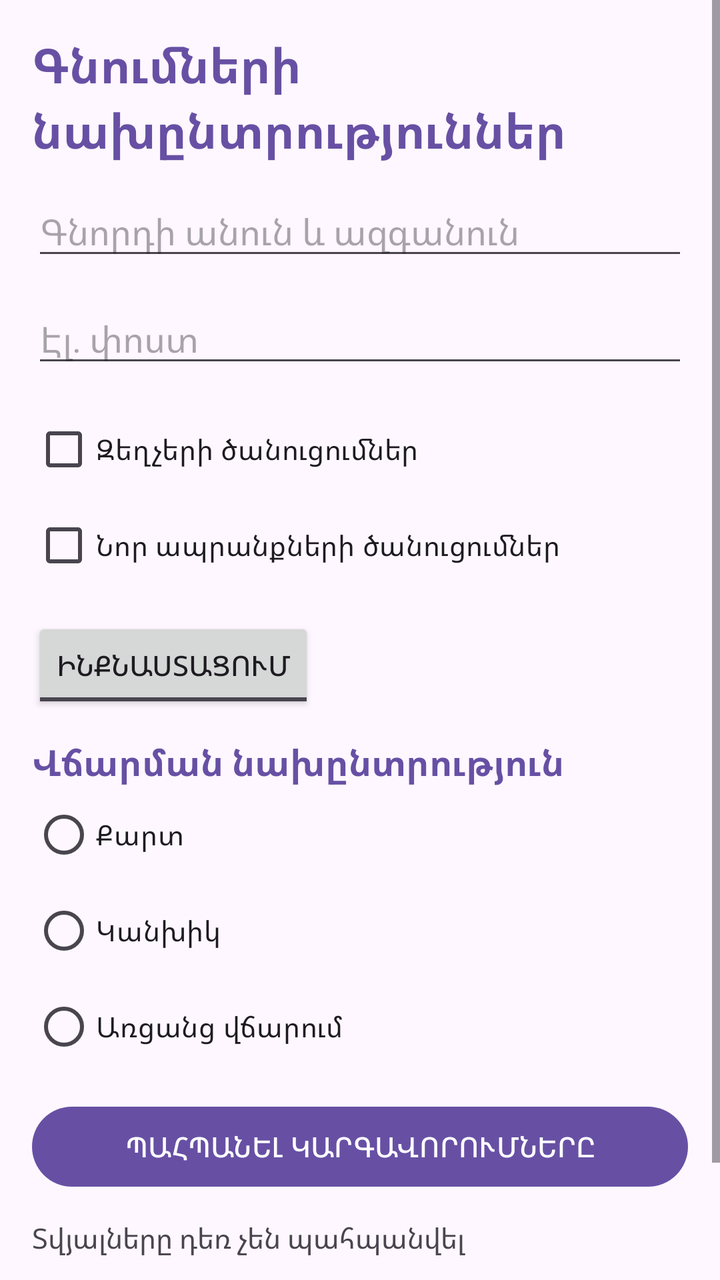
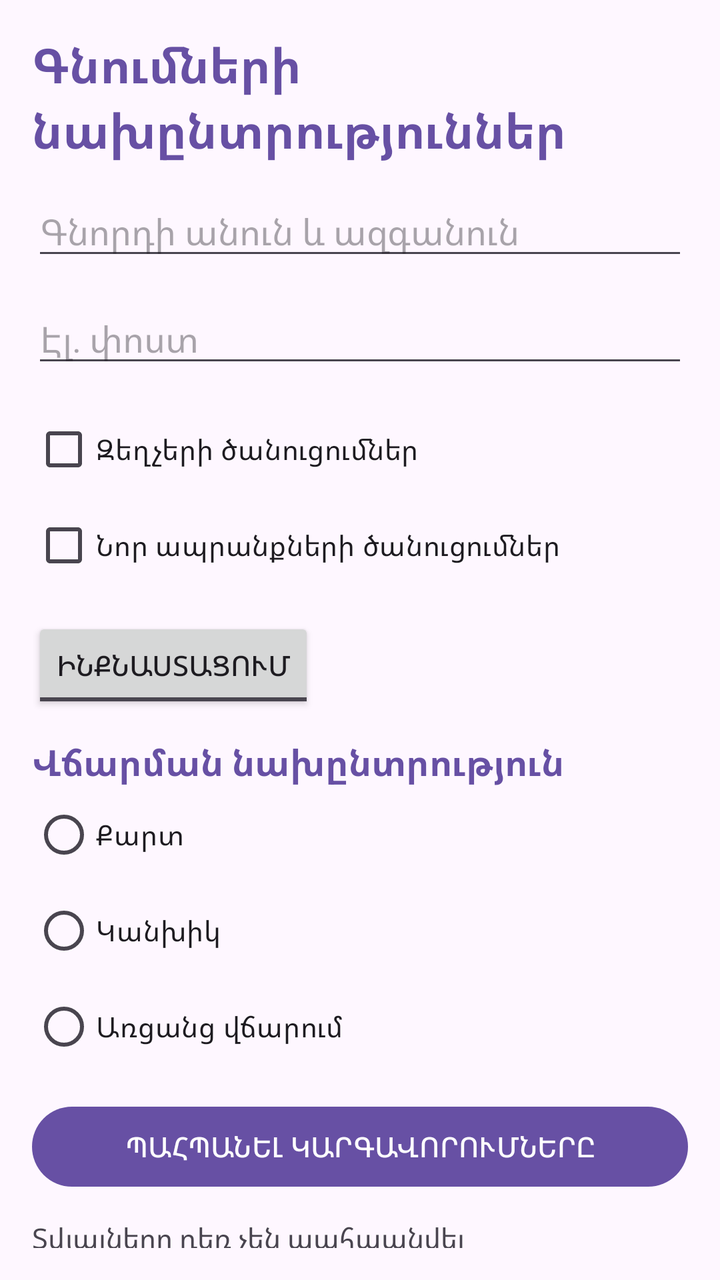

Compare the two renders of this Android layout. The source of the first and the diff that turns it into the second are given below.
<!-- AndroidManifest.xml: application theme Theme.ShoppingPreferences -->
<!-- res/layout/activity_main.xml -->
<?xml version="1.0" encoding="utf-8"?>
<ScrollView xmlns:android="http://schemas.android.com/apk/res/android"
    android:layout_width="match_parent"
    android:layout_height="match_parent"
    android:fitsSystemWindows="true">

    <LinearLayout
        android:layout_width="match_parent"
        android:layout_height="wrap_content"
        android:orientation="vertical"
        android:padding="@dimen/screen_padding">

        <TextView
            android:id="@+id/titleText"
            android:layout_width="match_parent"
            android:layout_height="wrap_content"
            android:text="@string/shopping_title"
            android:textColor="@color/primary"
            android:textSize="@dimen/title_text_size"
            android:textStyle="bold" />

        <EditText
            android:id="@+id/nameInput"
            android:layout_width="match_parent"
            android:layout_height="wrap_content"
            android:layout_marginTop="@dimen/item_spacing"
            android:hint="@string/buyer_name_hint"
            android:inputType="textPersonName" />

        <EditText
            android:id="@+id/emailInput"
            android:layout_width="match_parent"
            android:layout_height="wrap_content"
            android:layout_marginTop="@dimen/item_spacing"
            android:hint="@string/email_hint"
            android:inputType="textEmailAddress" />

        <CheckBox
            android:id="@+id/discountCheck"
            android:layout_width="wrap_content"
            android:layout_height="wrap_content"
            android:layout_marginTop="@dimen/item_spacing"
            android:text="@string/discount_notifications" />

        <CheckBox
            android:id="@+id/newProductCheck"
            android:layout_width="wrap_content"
            android:layout_height="wrap_content"
            android:text="@string/new_product_notifications" />

        <ToggleButton
            android:id="@+id/deliveryToggle"
            android:layout_width="wrap_content"
            android:layout_height="wrap_content"
            android:layout_marginTop="@dimen/item_spacing"
            android:textOn="@string/delivery"
            android:textOff="@string/self_pickup" />

        <TextView
            android:id="@+id/paymentTitle"
            android:layout_width="match_parent"
            android:layout_height="wrap_content"
            android:layout_marginTop="@dimen/item_spacing"
            android:text="@string/payment_title"
            android:textColor="@color/primary"
            android:textSize="@dimen/section_title_text_size"
            android:textStyle="bold" />

        <RadioGroup
            android:id="@+id/paymentGroup"
            android:layout_width="match_parent"
            android:layout_height="wrap_content"
            android:orientation="vertical">

            <RadioButton
                android:id="@+id/cardRadio"
                android:layout_width="wrap_content"
                android:layout_height="wrap_content"
                android:text="@string/payment_card" />

            <RadioButton
                android:id="@+id/cashRadio"
                android:layout_width="wrap_content"
                android:layout_height="wrap_content"
                android:text="@string/payment_cash" />

            <RadioButton
                android:id="@+id/onlineRadio"
                android:layout_width="wrap_content"
                android:layout_height="wrap_content"
                android:text="@string/payment_online" />

        </RadioGroup>

        <Button
            android:id="@+id/saveButton"
            android:layout_width="match_parent"
            android:layout_height="wrap_content"
            android:layout_marginTop="@dimen/item_spacing"
            android:text="@string/save_settings" />

        <TextView
            android:id="@+id/resultText"
            android:layout_width="match_parent"
            android:layout_height="wrap_content"
            android:layout_marginTop="@dimen/item_spacing"
            android:text="@string/result_not_saved" />

        <Button
            android:id="@+id/helpButton"
            android:layout_width="match_parent"
            android:layout_height="wrap_content"
            android:layout_marginTop="@dimen/item_spacing"
            android:text="@string/open_help" />

    </LinearLayout>
</ScrollView>
<!-- resources referenced by this layout -->
<resources>
  <color name="primary">#6750A4</color>
  <dimen name="item_spacing">12dp</dimen>
  <dimen name="screen_padding">16dp</dimen>
  <dimen name="section_title_text_size">18sp</dimen>
  <dimen name="title_text_size">24sp</dimen>
  <string name="buyer_name_hint">Գնորդի անուն և ազգանուն</string>
  <string name="delivery">ԱՌԱՔՈՒՄ</string>
  <string name="discount_notifications">Զեղչերի ծանուցումներ</string>
  <string name="email_hint">Էլ․ փոստ</string>
  <string name="new_product_notifications">Նոր ապրանքների ծանուցումներ</string>
  <string name="open_help">ԲԱՑԵԼ ՕԳՆՈՒԹՅՈՒՆԸ</string>
  <string name="payment_card">Քարտ</string>
  <string name="payment_cash">Կանխիկ</string>
  <string name="payment_online">Առցանց վճարում</string>
  <string name="payment_title">Վճարման նախընտրություն</string>
  <string name="result_not_saved">Տվյալները դեռ չեն պահպանվել</string>
  <string name="save_settings">ՊԱՀՊԱՆԵԼ ԿԱՐԳԱՎՈՐՈՒՄՆԵՐԸ</string>
  <string name="self_pickup">ԻՆՔՆԱՍՏԱՑՈՒՄ</string>
  <string name="shopping_title">Գնումների նախընտրություններ</string>
  <style name="Theme.ShoppingPreferences" parent="Base.Theme.ShoppingPreferences" />
  <style name="Base.Theme.ShoppingPreferences" parent="Theme.Material3.DayNight.NoActionBar">
          
          
          <item name="android:windowLightStatusBar">true</item>
      </style>
</resources>

<!-- the commit's change to res/layout/activity_main.xml (unified diff, before → after) -->
@@ -1,12 +1,12 @@
 <?xml version="1.0" encoding="utf-8"?>
-<ScrollView xmlns:android="http://schemas.android.com/apk/res/android"
+<FrameLayout xmlns:android="http://schemas.android.com/apk/res/android"
     android:layout_width="match_parent"
     android:layout_height="match_parent"
     android:fitsSystemWindows="true">
 
     <LinearLayout
         android:layout_width="match_parent"
-        android:layout_height="wrap_content"
+        android:layout_height="match_parent"
         android:orientation="vertical"
         android:padding="@dimen/screen_padding">
 
@@ -113,5 +113,13 @@
             android:layout_marginTop="@dimen/item_spacing"
             android:text="@string/open_help" />
 
+        
+        <ListView
+            android:id="@+id/customersListView"
+            android:layout_width="match_parent"
+            android:layout_height="0dp"
+            android:layout_marginTop="@dimen/item_spacing"
+            android:layout_weight="1" />
+
     </LinearLayout>
-</ScrollView>
+</FrameLayout>
